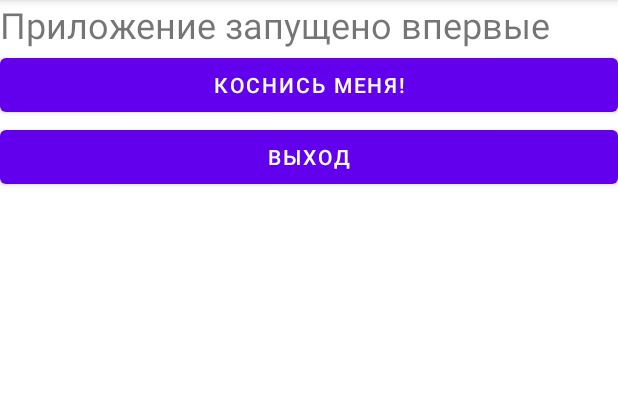
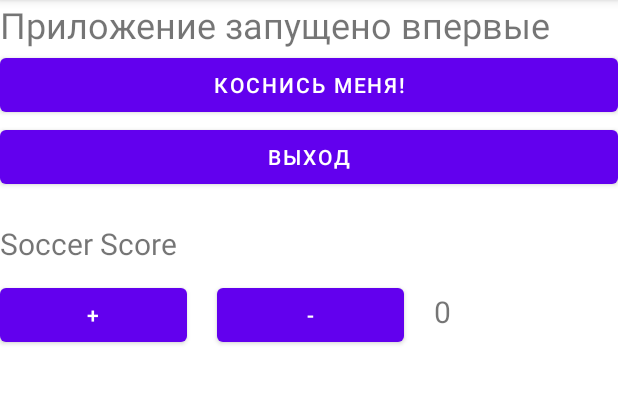
Before and after one commit to Papagrand/Homework2, an Android app: the screen it shows after launch (MainActivity), on a phone screen of 412 x 824 dp, the part 84-488 px from its top. Run offline under Robolectric (Android 15) with nearby library versions, the phone set to English and light mode, and no system bars.

Commit message:
Soccer Score add

```diff
--- a/app/src/main/java/com/example/pract2/MainActivity.java
+++ b/app/src/main/java/com/example/pract2/MainActivity.java
@@ -3,6 +3,7 @@ package com.example.pract2;
 import androidx.annotation.NonNull;
 import androidx.appcompat.app.AppCompatActivity;
 
+import android.content.Intent;
 import android.os.Bundle;
 import android.os.PersistableBundle;
 import android.util.Log;
@@ -14,29 +15,28 @@ public class MainActivity extends AppCompatActivity {
     private String TAG = "Жизненный цикл";
     private TextView mInfoTextView;
     static final String SOCCER_SCORE = "soccer_score";
-    int mCurrentScore=1;
+    public static int mCurrentScore=0;
+    TextView ScoreText;
     @Override
     public void onSaveInstanceState(Bundle savedInstanceState){
         savedInstanceState.putInt(SOCCER_SCORE,mCurrentScore);
         super.onSaveInstanceState(savedInstanceState);
     }
 
-    @Override
-    protected void onRestoreInstanceState(@NonNull Bundle savedInstanceState) {
-        super.onRestoreInstanceState(savedInstanceState);
-        mCurrentScore=savedInstanceState.getInt(SOCCER_SCORE);
-    }
+
 
     @Override
     protected void onCreate(Bundle savedInstanceState) {
         super.onCreate(savedInstanceState);
         if(savedInstanceState!=null){
             mCurrentScore=savedInstanceState.getInt(SOCCER_SCORE);
+        } else{
+            setContentView(R.layout.activity_main);
+            mInfoTextView = (TextView) findViewById(R.id.textViewInfo);
+            Toast.makeText(this, "", Toast.LENGTH_SHORT).show();
+            Log.i(TAG, "onCreate()");
         }
-        setContentView(R.layout.activity_main);
-        mInfoTextView = (TextView) findViewById(R.id.textViewInfo);
-        Toast.makeText(this, "", Toast.LENGTH_SHORT).show();
-        Log.i(TAG, "onCreate()");
+
     }
     @Override
     protected void onStart() {
@@ -44,6 +44,13 @@ public class MainActivity extends AppCompatActivity {
 
         Toast.makeText(getApplicationContext(), "onStart()", Toast.LENGTH_SHORT).show();
         Log.i(TAG, "onStart()");
+    }
+    @Override
+    protected void onRestoreInstanceState(@NonNull Bundle savedInstanceState) {
+        super.onRestoreInstanceState(savedInstanceState);
+        mCurrentScore=savedInstanceState.getInt(SOCCER_SCORE);
+        ScoreText = findViewById(R.id.ScoreTextView);
+        ScoreText.setText(String.valueOf(mCurrentScore));
     }
     @Override
     protected void onRestart() {
@@ -78,8 +85,6 @@ public class MainActivity extends AppCompatActivity {
     }
 
 
-
-
     @Override
     protected void onDestroy() {
         super.onDestroy();
@@ -89,6 +94,7 @@ public class MainActivity extends AppCompatActivity {
     }
 
     public void onClick(View v) {
+        ScoreText = findViewById(R.id.ScoreTextView);
         switch (v.getId()) {
             case R.id.buttonTouchMe:
                 mInfoTextView.setText("Приложение уже было запущено!");
@@ -96,7 +102,14 @@ public class MainActivity extends AppCompatActivity {
             case R.id.buttonExit:
                 finish();
                 break;
-
+            case R.id.PlusScore:
+                mCurrentScore+=1;
+                ScoreText.setText(String.valueOf(mCurrentScore));
+                break;
+            case R.id.MinusScore:
+                mCurrentScore--;
+                ScoreText.setText(String.valueOf(mCurrentScore));
+                break;
             default:
                 break;
         }
--- a/app/src/main/res/layout/activity_main.xml
+++ b/app/src/main/res/layout/activity_main.xml
@@ -7,6 +7,12 @@
     android:orientation="vertical"
     tools:context=".MainActivity">
 
+    <LinearLayout
+        android:layout_width="match_parent"
+        android:layout_height="wrap_content"
+        android:orientation="vertical"
+        android:layout_gravity="center_horizontal"
+        >
         <TextView
             android:id="@+id/textViewInfo"
             android:layout_width="match_parent"
@@ -27,5 +33,45 @@
             android:layout_height="wrap_content"
             android:onClick="onClick"
             android:text="Выход" />
+        <TextView
+            android:layout_width="wrap_content"
+            android:layout_height="wrap_content"
+            android:layout_marginTop="20dp"
+            android:layout_marginBottom="10dp"
+            android:text="Soccer Score"
+            android:textSize="20dp"/>
 
     </LinearLayout>
+    <LinearLayout
+        android:layout_width="match_parent"
+        android:layout_height="wrap_content"
+        android:orientation="horizontal">
+
+        <Button
+            android:id="@+id/PlusScore"
+            android:layout_width="wrap_content"
+            android:layout_height="wrap_content"
+            android:layout_weight="1"
+            android:onClick="onClick"
+            android:text="+"
+            />
+        <Button
+            android:id="@+id/MinusScore"
+            android:layout_width="wrap_content"
+            android:layout_height="wrap_content"
+            android:layout_weight="1"
+            android:onClick="onClick"
+            android:layout_marginHorizontal="20dp"
+            android:text="-"
+            />
+        <TextView
+            android:id="@+id/ScoreTextView"
+            android:layout_width="wrap_content"
+            android:layout_height="wrap_content"
+            android:layout_weight="3"
+            android:textSize="20dp"
+            android:text="0"
+            />
+    </LinearLayout>
+
+</LinearLayout>
```
Lines whose indentation alone changed are shown as unchanged.
